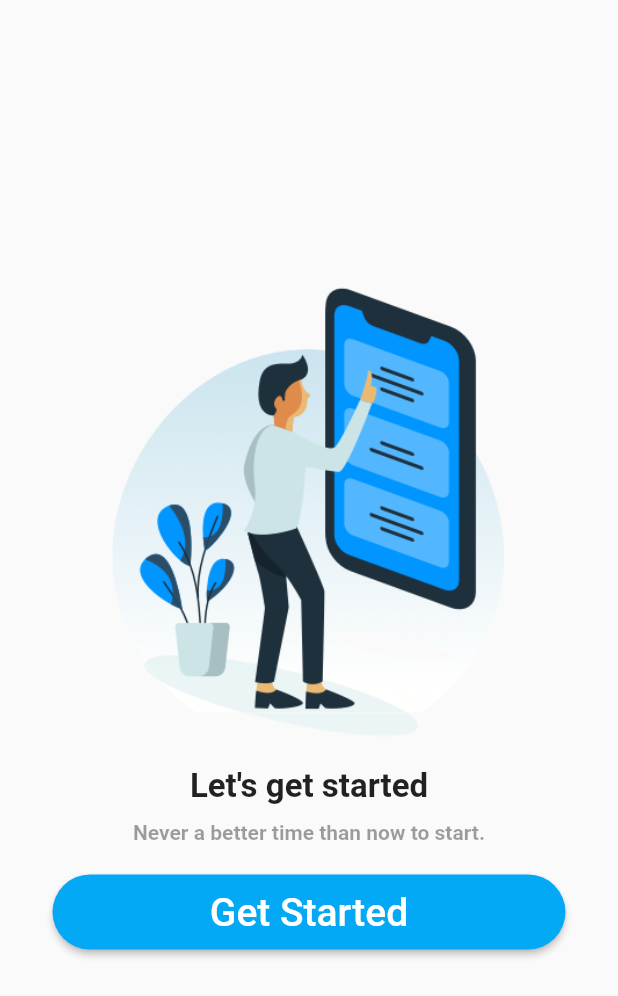
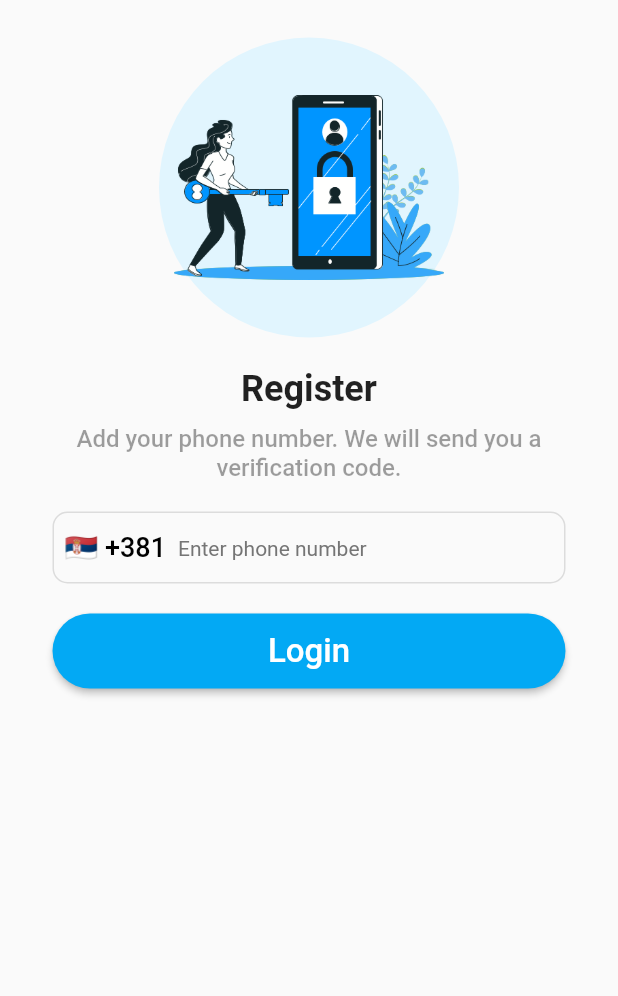
Before and after one commit to Rados1993/FlutterPhoneAuth, a Flutter app: the screen it shows after launch, after a tap on "Get Started", on a phone screen of 412 x 824 dp. Shown: the top 996 px of the screen. Run offline on Flutter 3.47's test engine with Material 2 defaults, Android fonts, the phone set to English and light mode, and no system bars; our stand-ins replace country_picker.

Commit message:
Dodata Register strana

```diff
--- /dev/null
+++ b/lib/screens/register_screen.dart
@@ -0,0 +1,162 @@
+import 'package:flutter/material.dart';
+import 'package:country_picker/country_picker.dart';
+
+import '../widgets/custom_button.dart';
+
+class RegisterScreen extends StatefulWidget {
+  const RegisterScreen({Key? key}) : super(key: key);
+
+  @override
+  State<RegisterScreen> createState() => _RegisterScreenState();
+}
+
+class _RegisterScreenState extends State<RegisterScreen> {
+  final TextEditingController phoneController = TextEditingController();
+
+  Country selectedCountry = Country(
+    phoneCode: "+381",
+    countryCode: "RS",
+    e164Sc: 0,
+    geographic: true,
+    level: 1,
+    name: "Serbia",
+    example: "Serbia",
+    displayName: "Serbia",
+    displayNameNoCountryCode: "SRB",
+    e164Key: "",
+  );
+
+  @override
+  Widget build(BuildContext context) {
+    phoneController.selection = TextSelection.fromPosition(
+      TextPosition(offset: phoneController.text.length));
+
+    return Scaffold(
+      body: SafeArea(
+        child: Center(
+          child: Padding(
+            padding: const EdgeInsets.symmetric(vertical: 25, horizontal: 35),
+            child: Column(
+              children: [
+                Container(
+                  width: 200,
+                  height: 200,
+                  padding: const EdgeInsets.all(10.0),
+                  decoration: BoxDecoration(
+                      shape: BoxShape.circle, color: Colors.lightBlue.shade50),
+                  child: Image.asset(
+                    "assets/images/register.png",
+                  ),
+                ),
+                const SizedBox(height: 20),
+                const Text(
+                  "Register",
+                  style: TextStyle(
+                    fontSize: 24,
+                    fontWeight: FontWeight.bold,
+                  ),
+                ),
+                const SizedBox(
+                  height: 10,
+                ),
+                const Text(
+                  "Add your phone number. We will send you a verification code.",
+                  style: TextStyle(
+                    fontSize: 16,
+                    color: Colors.black38,
+                    fontWeight: FontWeight.w500,
+                  ),
+                  textAlign: TextAlign.center,
+                ),
+                const SizedBox(
+                  height: 20,
+                ),
+                TextFormField(
+                  cursorColor: Colors.lightBlue,
+                  controller: phoneController,
+                  style: const TextStyle(fontSize: 17, fontWeight: FontWeight.w500,),
+
+                  onChanged: (value) {
+                    setState(() {
+                      phoneController.text = value;
+                    });
+                  } ,
+                  decoration: InputDecoration(
+                    hintText: "Enter phone number",
+                    hintStyle: TextStyle(
+                        fontWeight: FontWeight.w400,
+                      fontSize: 14,
+                      color: Colors.grey.shade600,
+                    ),
+                    enabledBorder: OutlineInputBorder(
+                      borderRadius: BorderRadius.circular(10),
+                      borderSide: const BorderSide(color: Colors.black12),
+                    ),
+                    focusedBorder: OutlineInputBorder(
+                      borderRadius: BorderRadius.circular(10),
+                      borderSide: const BorderSide(color: Colors.black12),
+                    ),
+                    prefixIcon: Container(
+                      padding: const EdgeInsets.all(8.0),
+                      child: InkWell(
+                        onTap: () {
+                          showCountryPicker(
+                            context: context,
+                            countryListTheme: const CountryListThemeData(
+                              bottomSheetHeight: 500,
+                            ),
+                            onSelect: (value) {
+                              setState(() {
+                                selectedCountry = value;
+                              });
+                            },
+                          );
+                        },
+                        child: Text(
+                          "${selectedCountry.flagEmoji} ${selectedCountry.phoneCode}",
+                          style: const TextStyle(
+                            fontSize: 18,
+                            color: Colors.black,
+                            fontWeight: FontWeight.w500,
+                          ),
+                        ),
+                      ),
+                    ),
+                    ///////
+                    suffixIcon: phoneController.text.length > 9 ? Container(
+                      height: 30,
+                      width: 30,
+                      decoration: const BoxDecoration(
+                        shape: BoxShape.circle, color: Colors.green),
+                      child: const Icon(
+                      Icons.done,
+                        color: Colors.white,
+                        size: 20,
+                      ),
+                    ) : null,
+                    prefixIconConstraints: const BoxConstraints(
+                      minWidth: 0,
+                      minHeight: 0,
+                      maxWidth: 100,
+                      maxHeight: 100,
+                    ),
+                    contentPadding: const EdgeInsets.symmetric(horizontal: 10),
+                  ),
+                ),
+                const SizedBox(height: 20,),
+                SizedBox(
+                  width: double.infinity,
+                  height: 50,
+                  child: CustomButton(
+                    text: "Login",
+                    onPressed: () {}
+                  ),
+                ),
+              ],
+            ),
+          ),
+        ),
+      ),
+    );
+  }
+}
--- a/lib/screens/welcome_screen.dart
+++ b/lib/screens/welcome_screen.dart
@@ -1,4 +1,5 @@
 import 'package:flutter/material.dart';
+import 'package:phoneauth/screens/register_screen.dart';
 
 import '../widgets/custom_button.dart';
 
@@ -27,7 +28,7 @@ class _WelcomeScreenState extends State<WelcomeScreen> {
                 const Text(
                   "Let's get started",
                   style: TextStyle(
-                    fontSize: 22,
+                    fontSize: 24,
                     fontWeight: FontWeight.bold,
                   ),
                 ),
@@ -35,7 +36,7 @@ class _WelcomeScreenState extends State<WelcomeScreen> {
                 const Text(
                   "Never a better time than now to start.",
                   style: TextStyle(
-                    fontSize: 14,
+                    fontSize: 16,
                     color: Colors.black38,
                     fontWeight: FontWeight.bold,
                   ),
@@ -45,7 +46,9 @@ class _WelcomeScreenState extends State<WelcomeScreen> {
                   width: double.infinity,
                   height: 50,
                   child: CustomButton(
-                    onPressed: () {},
+                    onPressed: () {
+                      Navigator.push(context, MaterialPageRoute(builder: (context)=> const RegisterScreen()));
+                    },
                     text: "Get Started",
                   ),
                 )
--- a/lib/widgets/custom_button.dart
+++ b/lib/widgets/custom_button.dart
@@ -15,7 +15,7 @@ class CustomButton extends StatelessWidget {
         backgroundColor: MaterialStateProperty.all<Color>(Colors.lightBlue),
         shape: MaterialStateProperty.all<RoundedRectangleBorder>(RoundedRectangleBorder(borderRadius: BorderRadius.circular(25.0))),
       ),
-      child: Text(text, style: const TextStyle(fontSize: 26),),
+      child: Text(text, style: const TextStyle(fontSize: 22),),
     );
   }
 }
--- a/pubspec.yaml
+++ b/pubspec.yaml
@@ -39,6 +39,7 @@ dependencies:
 dev_dependencies:
   flutter_test:
     sdk: flutter
+  country_picker: ^2.0.20
 
   # The "flutter_lints" package below contains a set of recommended lints to
   # encourage good coding practices. The lint set provided by the package is
@@ -60,8 +61,7 @@ flutter:
 
   # To add assets to your application, add an assets section, like this:
   assets:
-    - assets/images/welcome.png
-
+    - assets/images/
 
   # An image asset can refer to one or more resolution-specific "variants", see
   # https://flutter.dev/assets-and-images/#resolution-aware
```
Also changed, not shown: assets/images/register.png (added), pubspec.lock.
